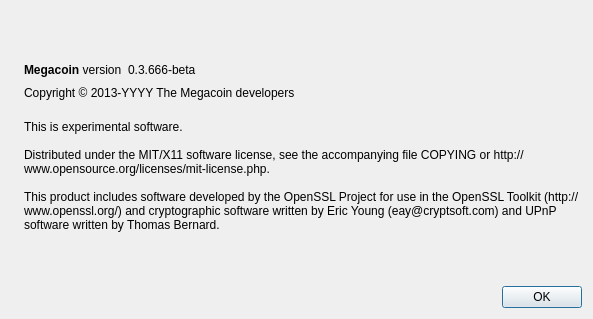
Before: the Qt Designer form src/qt/forms/aboutdialog.ui in oracul/bullycoin, drawn with Qt 5.
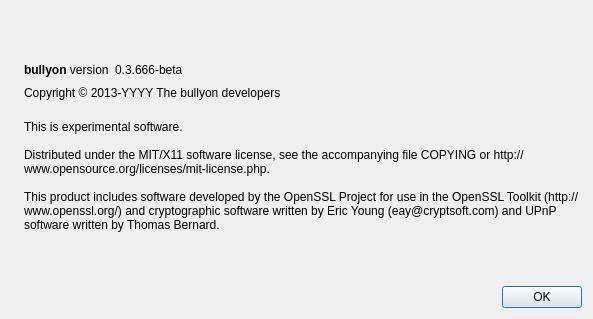
After: the same form once the commit is applied. Icons and pictures are not drawn.

The edit to the form file:
```diff
--- a/src/qt/forms/aboutdialog.ui
+++ b/src/qt/forms/aboutdialog.ui
@@ -50,7 +50,7 @@
           <cursorShape>IBeamCursor</cursorShape>
          </property>
          <property name="text">
-          <string>&lt;b&gt;Megacoin&lt;/b&gt; version</string>
+          <string>&lt;b&gt;bullyon&lt;/b&gt; version</string>
          </property>
          <property name="textInteractionFlags">
           <set>Qt::LinksAccessibleByMouse|Qt::TextSelectableByKeyboard|Qt::TextSelectableByMouse</set>
@@ -91,7 +91,7 @@
         <cursorShape>IBeamCursor</cursorShape>
        </property>
        <property name="text">
-        <string notr="true">Copyright &amp;copy; 2013-YYYY The Megacoin developers</string>
+        <string notr="true">Copyright &amp;copy; 2013-YYYY The bullyon developers</string>
        </property>
        <property name="textFormat">
         <enum>Qt::RichText</enum>
```
Left out of the diff: 6 changed lines with no effect on the pictures.
